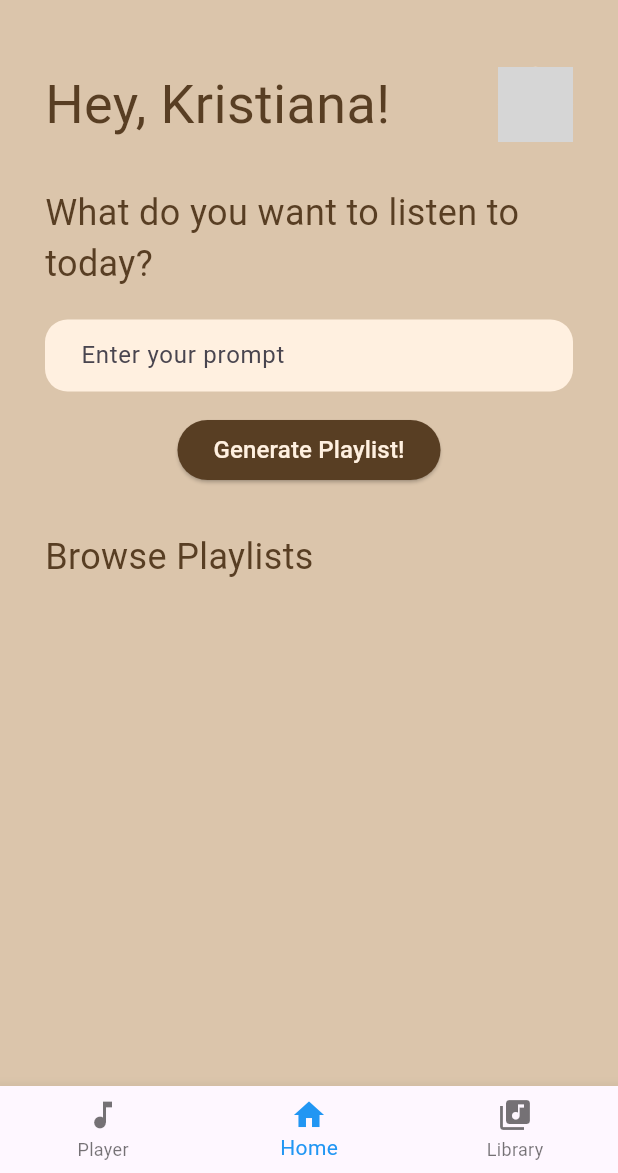
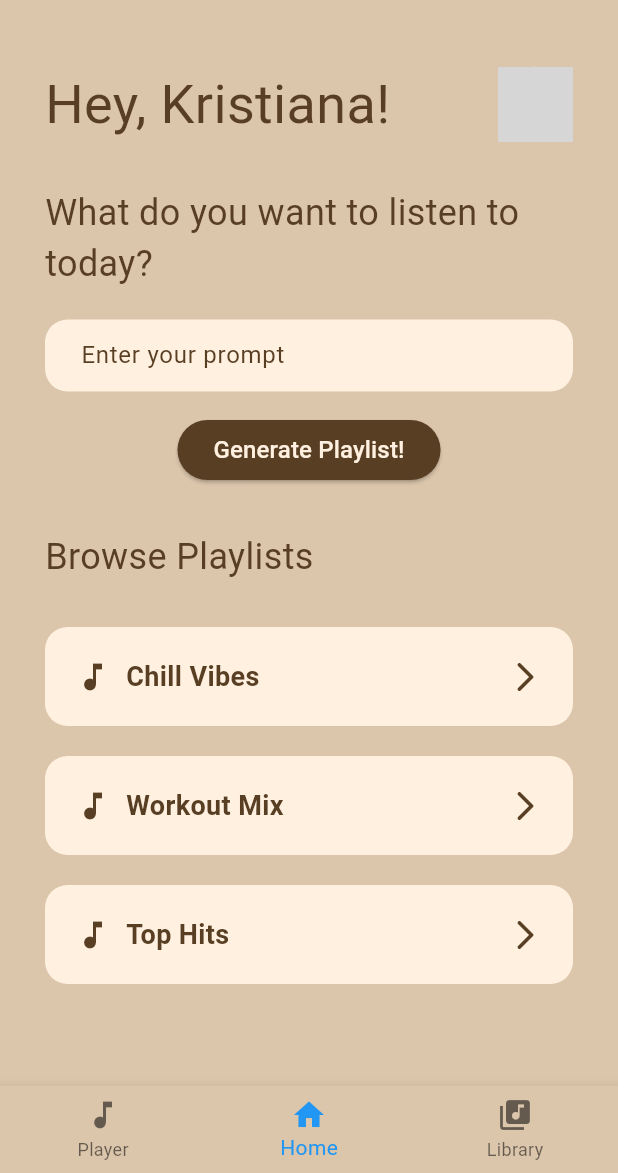
Before and after one commit to kris-krsh02/melodiq, a Flutter app: the screen it shows after launch, after a tap on "Continue with Google", on a phone screen of 412 x 824 dp, the part 63-1236 px from its top. Run offline on Flutter 3.47's test engine with Material 3 defaults, Android fonts, the phone set to English and light mode, and no system bars; our stand-ins replace google_fonts; network calls fail; Roboto replaces fonts that are missing (Jura); grey boxes are pictures that could not be loaded.

Commit message:
playlist tiles created

```diff
--- /dev/null
+++ b/frontend/lib/components/playlist_tile.dart
@@ -0,0 +1,44 @@
+import 'package:flutter/material.dart';
+
+class PlaylistTile extends StatelessWidget {
+  final String playlistName;
+  final VoidCallback onPlay;
+
+  const PlaylistTile({
+    super.key,
+    required this.playlistName,
+    required this.onPlay,
+  });
+
+  @override
+  Widget build(BuildContext context) {
+    return GestureDetector(
+      onTap: onPlay,
+      child: Container(
+        margin: const EdgeInsets.symmetric(vertical: 10.0),
+        padding: const EdgeInsets.symmetric(vertical: 20.0, horizontal: 20.0),
+        decoration: BoxDecoration(
+          color: Theme.of(context).colorScheme.tertiary, // Background color
+          borderRadius: BorderRadius.circular(15.0), // Curved edges
+        ),
+        child: Row(
+          children: [
+            Icon(Icons.music_note, color: Theme.of(context).primaryColor),
+            SizedBox(width: 10.0),
+            Expanded(
+              child: Text(
+                playlistName,
+                style: TextStyle(
+                  fontSize: 18,
+                  fontWeight: FontWeight.bold,
+                ),
+              ),
+            ),
+            Icon(Icons.arrow_forward_ios_rounded,
+                color: Theme.of(context).primaryColor),
+          ],
+        ),
+      ),
+    );
+  }
+}
--- a/frontend/lib/main.dart
+++ b/frontend/lib/main.dart
@@ -18,6 +18,19 @@ class MyMusicApp extends StatelessWidget {
     return MaterialApp(
       title: 'My Music App',
       theme: ThemeData(
+        colorScheme: ColorScheme(
+          primary: fontColor,
+          onPrimary: backgroundColor,
+          secondary: backgroundColor,
+          onSecondary: fontColor,
+          tertiary: buttonColor,
+          onTertiary: fontColor,
+          brightness: Brightness.light,
+          error: Colors.red,
+          onError: Colors.white,
+          surface: backgroundColor,
+          onSurface: fontColor,
+        ),
         fontFamily: GoogleFonts.jura().fontFamily,
         // Set the default background color
         scaffoldBackgroundColor: backgroundColor,
--- a/frontend/lib/pages/home_page.dart
+++ b/frontend/lib/pages/home_page.dart
@@ -1,4 +1,5 @@
 import 'package:flutter/material.dart';
+import 'package:frontend/components/playlist_tile.dart';
 import '../components/custom_app_bar.dart';
 
 class HomePage extends StatefulWidget {
@@ -120,6 +121,20 @@ class _HomePageState extends State<HomePage> {
                   ),
                 ],
               ),
+
+              const SizedBox(height: 20),
+              PlaylistTile(
+                playlistName: 'Chill Vibes',
+                onPlay: () => {},
+              ),
+              PlaylistTile(
+                playlistName: 'Workout Mix',
+                onPlay: () => {},
+              ),
+              PlaylistTile(
+                playlistName: 'Top Hits',
+                onPlay: () => {},
+              ),
               // Add more widgets below as needed
             ],
           ),
```
